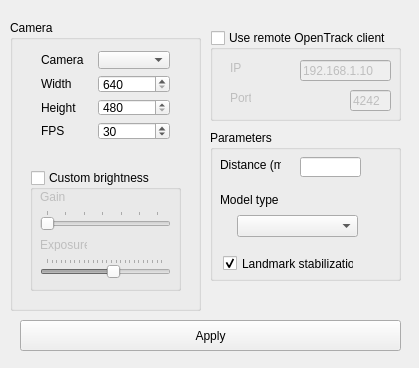
Above: Client/src/view/ConfigWindow.ui from AIRLegend/aitrack before the change. Below: the same form after it.
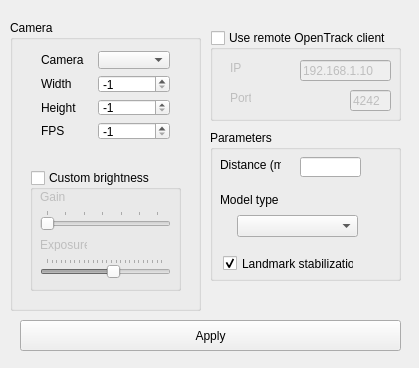
That is the form after the change. Icons and pictures are not drawn.

```diff
--- a/Client/src/view/ConfigWindow.ui
+++ b/Client/src/view/ConfigWindow.ui
@@ -70,13 +70,13 @@
      <item row="2" column="1">
       <widget class="QSpinBox" name="imgWidthSelector">
        <property name="minimum">
-        <number>640</number>
+        <number>-1</number>
        </property>
        <property name="maximum">
         <number>3000</number>
        </property>
        <property name="value">
-        <number>640</number>
+        <number>-1</number>
        </property>
       </widget>
      </item>
@@ -97,26 +97,26 @@
      <item row="3" column="1">
       <widget class="QSpinBox" name="imgHeightSelector">
        <property name="minimum">
-        <number>480</number>
+        <number>-1</number>
        </property>
        <property name="maximum">
         <number>3000</number>
        </property>
        <property name="value">
-        <number>480</number>
+        <number>-1</number>
        </property>
       </widget>
      </item>
      <item row="4" column="1">
       <widget class="QSpinBox" name="fpsSelector">
        <property name="minimum">
-        <number>15</number>
+        <number>-1</number>
        </property>
        <property name="maximum">
         <number>120</number>
        </property>
        <property name="value">
-        <number>30</number>
+        <number>-1</number>
        </property>
       </widget>
      </item>
```
